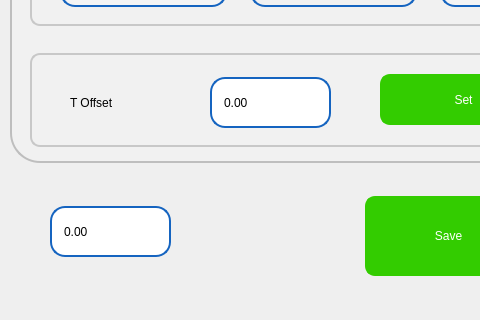
Qt form pApp-22-June-2021/scalibration.ui (ChandraMVE/PSSC_QT_Development) before a commit; both pictures show x 0 to 480 and y 624 to 944 of the 768 by 944 pixel window.
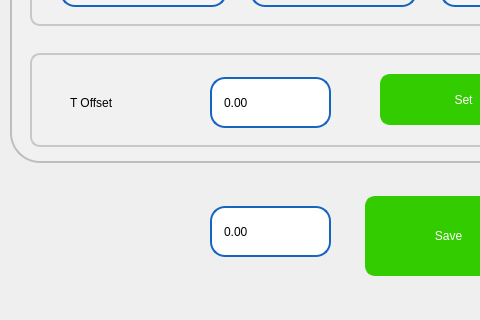
The same form after that commit. Icons and pictures are not drawn. Custom widgets are drawn as their Qt base class.

The edit to the form file:
```diff
--- a/pApp-22-June-2021/scalibration.ui
+++ b/pApp-22-June-2021/scalibration.ui
@@ -4877,7 +4877,7 @@
   <widget class="sQLEExtend" name="lePrHidden">
    <property name="geometry">
     <rect>
-     <x>50</x>
+     <x>210</x>
      <y>830</y>
      <width>121</width>
      <height>51</height>
@@ -4917,6 +4917,30 @@
     <number>15</number>
    </property>
   </widget>
+  <widget class="QPushButton" name="imageCapture">
+   <property name="geometry">
+    <rect>
+     <x>20</x>
+     <y>820</y>
+     <width>167</width>
+     <height>80</height>
+    </rect>
+   </property>
+   <property name="styleSheet">
+    <string notr="true">QPushButton {
+    border: none;
+    outline: none; /* Ensures no outline is displayed */
+}
+QPushButton:pressed {
+    border: none;
+    outline: none; /* Ensures no outline is displayed */
+}
+</string>
+   </property>
+   <property name="text">
+    <string/>
+   </property>
+  </widget>
  </widget>
  <customwidgets>
   <customwidget>
```
